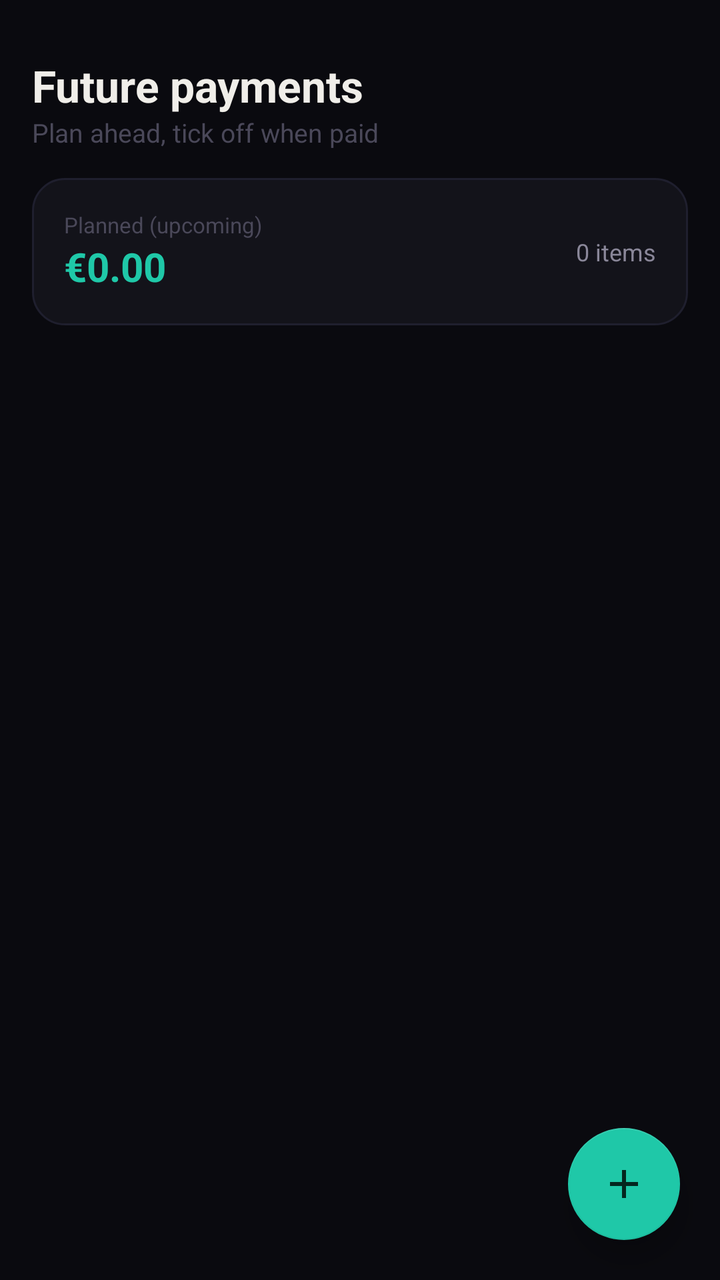
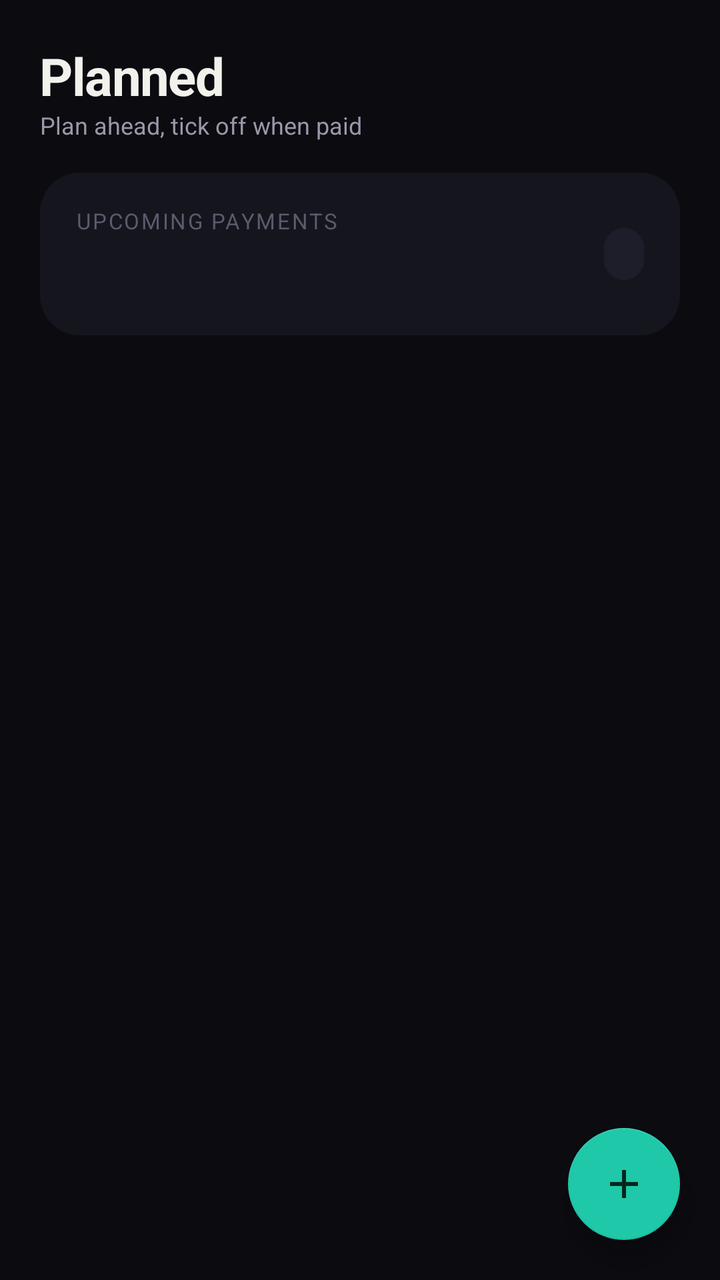

Compare the two renders of this Android layout. The source of the first and the diff that turns it into the second are given below.
<!-- AndroidManifest.xml: application theme Theme.FinanceTracker -->
<!-- res/layout/fragment_planned.xml -->
<?xml version="1.0" encoding="utf-8"?>
<androidx.coordinatorlayout.widget.CoordinatorLayout xmlns:android="http://schemas.android.com/apk/res/android"
    xmlns:app="http://schemas.android.com/apk/res-auto"
    android:layout_width="match_parent"
    android:layout_height="match_parent"
    android:background="@color/bg">

    <LinearLayout android:layout_width="match_parent" android:layout_height="match_parent"
        android:orientation="vertical">

        <LinearLayout android:layout_width="match_parent" android:layout_height="wrap_content"
            android:orientation="vertical" android:paddingHorizontal="16dp"
            android:paddingTop="28dp" android:paddingBottom="8dp">

            <TextView android:layout_width="wrap_content" android:layout_height="wrap_content"
                android:text="Future payments" android:textColor="@color/text_primary"
                android:textSize="22sp" android:textStyle="bold"/>
            <TextView android:layout_width="wrap_content" android:layout_height="wrap_content"
                android:text="Plan ahead, tick off when paid"
                android:textColor="@color/text_muted" android:textSize="13sp" android:layout_marginBottom="14dp"/>

            
            <LinearLayout android:layout_width="match_parent" android:layout_height="wrap_content"
                android:orientation="horizontal" android:gravity="center_vertical"
                android:background="@drawable/card_bordered" android:padding="16dp"
                android:layout_marginBottom="12dp">
                <LinearLayout android:layout_width="0dp" android:layout_height="wrap_content"
                    android:layout_weight="1" android:orientation="vertical">
                    <TextView android:layout_width="wrap_content" android:layout_height="wrap_content"
                        android:text="Planned (upcoming)" android:textColor="@color/text_muted" android:textSize="11sp"/>
                    <TextView android:id="@+id/tv_planned_total"
                        android:layout_width="wrap_content" android:layout_height="wrap_content"
                        android:text="€0.00" android:textColor="@color/accent" android:textSize="20sp" android:textStyle="bold"/>
                </LinearLayout>
                <TextView android:id="@+id/tv_planned_count"
                    android:layout_width="wrap_content" android:layout_height="wrap_content"
                    android:text="0 items" android:textColor="@color/text_secondary" android:textSize="12sp"/>
            </LinearLayout>
        </LinearLayout>

        <androidx.recyclerview.widget.RecyclerView
            android:id="@+id/rv_planned"
            android:layout_width="match_parent"
            android:layout_height="0dp"
            android:layout_weight="1"
            android:paddingHorizontal="16dp"
            android:clipToPadding="false"
            android:paddingBottom="90dp"/>

        <LinearLayout android:id="@+id/empty_state"
            android:layout_width="match_parent" android:layout_height="match_parent"
            android:orientation="vertical" android:gravity="center"
            android:visibility="gone">
            <TextView android:layout_width="wrap_content" android:layout_height="wrap_content"
                android:text="🗓️" android:textSize="44sp" android:layout_marginBottom="10dp"/>
            <TextView android:layout_width="wrap_content" android:layout_height="wrap_content"
                android:text="No planned payments" android:textColor="@color/text_secondary" android:textSize="15sp"/>
            <TextView android:layout_width="wrap_content" android:layout_height="wrap_content"
                android:text="Tap + to plan a future payment" android:textColor="@color/text_muted"
                android:textSize="13sp" android:layout_marginTop="4dp"/>
        </LinearLayout>
    </LinearLayout>

    <com.google.android.material.floatingactionbutton.FloatingActionButton
        android:id="@+id/fab_add_planned"
        android:layout_width="wrap_content" android:layout_height="wrap_content"
        android:layout_gravity="bottom|end"
        android:layout_margin="20dp"
        android:src="@drawable/ic_add"
        app:backgroundTint="@color/accent"
        app:tint="@color/on_accent"
        app:elevation="8dp"/>

</androidx.coordinatorlayout.widget.CoordinatorLayout>
<!-- resources referenced by this layout -->
<resources>
  <color name="bg">#0A0A0F</color>
  <color name="text_muted">#4A4859</color>
  <color name="text_primary">#F0EEE9</color>
  <color name="text_secondary">#8A8799</color>
  <!-- drawable card_bordered (drawable) -->
  <?xml version="1.0" encoding="utf-8"?>
  <shape xmlns:android="http://schemas.android.com/apk/res/android" android:shape="rectangle">
      <corners android:radius="16dp"/>
      <solid android:color="@color/bg_card"/>
      <stroke android:width="1dp" android:color="@color/border"/>
  </shape>
  <!-- drawable ic_add (drawable) -->
  <?xml version="1.0" encoding="utf-8"?>
  <vector xmlns:android="http://schemas.android.com/apk/res/android"
      android:width="24dp" android:height="24dp"
      android:viewportWidth="24" android:viewportHeight="24">
      <path android:fillColor="#000000" android:pathData="M19,13h-6v6h-2v-6H5v-2h6V5h2v6h6v2z"/>
  </vector>
  <style name="Theme.FinanceTracker" parent="Theme.MaterialComponents.DayNight.NoActionBar">
          <item name="colorPrimary">@color/accent</item>
          <item name="colorPrimaryVariant">@color/accent_dark</item>
          <item name="colorOnPrimary">@color/on_accent</item>
          <item name="colorSecondary">@color/income</item>
          <item name="colorOnSecondary">@color/black</item>
          <item name="colorSurface">@color/bg_card</item>
          <item name="colorOnSurface">@color/text_primary</item>
          <item name="android:colorBackground">@color/bg</item>
          <item name="android:windowBackground">@color/bg</item>
          <item name="android:statusBarColor">@color/bg</item>
          <item name="android:navigationBarColor">@color/bg_card</item>
          <item name="android:textColorPrimary">@color/text_primary</item>
          <item name="android:textColorSecondary">@color/text_secondary</item>
  
          
          <item name="alertDialogTheme">@style/FinanceDialog</item>
          <item name="android:alertDialogTheme">@style/FinanceDialog</item>
          <item name="android:datePickerDialogTheme">@style/FinanceDatePicker</item>
      </style>
  <color name="bg_card">#13131A</color>
  <color name="border">#1F1F2E</color>
  <!-- drawable dialog_bg (drawable) -->
  <?xml version="1.0" encoding="utf-8"?>
  <shape xmlns:android="http://schemas.android.com/apk/res/android" android:shape="rectangle">
      <corners android:radius="18dp"/>
      <solid android:color="@color/bg_card"/>
      <stroke android:width="1dp" android:color="@color/border_light"/>
  </shape>
  <color name="border_light">#2A2A3A</color>
  <!-- unchanged entries left out for length: 8 -->
</resources>

<!-- the commit's change to res/layout/fragment_planned.xml (unified diff, before → after) -->
@@ -5,70 +5,44 @@
     android:layout_height="match_parent"
     android:background="@color/bg">
 
-    <LinearLayout android:layout_width="match_parent" android:layout_height="match_parent"
-        android:orientation="vertical">
+    <LinearLayout android:layout_width="match_parent" android:layout_height="match_parent" android:orientation="vertical">
+        <LinearLayout android:layout_width="match_parent" android:layout_height="wrap_content"
+            android:orientation="vertical" android:paddingHorizontal="@dimen/screen_padding" android:paddingTop="24dp">
+            <TextView style="@style/Text.ScreenTitle" android:layout_width="wrap_content" android:layout_height="wrap_content" android:text="@string/planned_title"/>
+            <TextView style="@style/Text.Caption" android:layout_width="wrap_content" android:layout_height="wrap_content"
+                android:text="@string/planned_subtitle" android:layout_marginTop="2dp" android:layout_marginBottom="16dp"/>
 
-        <LinearLayout android:layout_width="match_parent" android:layout_height="wrap_content"
-            android:orientation="vertical" android:paddingHorizontal="16dp"
-            android:paddingTop="28dp" android:paddingBottom="8dp">
-
-            <TextView android:layout_width="wrap_content" android:layout_height="wrap_content"
-                android:text="Future payments" android:textColor="@color/text_primary"
-                android:textSize="22sp" android:textStyle="bold"/>
-            <TextView android:layout_width="wrap_content" android:layout_height="wrap_content"
-                android:text="Plan ahead, tick off when paid"
-                android:textColor="@color/text_muted" android:textSize="13sp" android:layout_marginBottom="14dp"/>
-
-            
-            <LinearLayout android:layout_width="match_parent" android:layout_height="wrap_content"
-                android:orientation="horizontal" android:gravity="center_vertical"
-                android:background="@drawable/card_bordered" android:padding="16dp"
-                android:layout_marginBottom="12dp">
-                <LinearLayout android:layout_width="0dp" android:layout_height="wrap_content"
-                    android:layout_weight="1" android:orientation="vertical">
-                    <TextView android:layout_width="wrap_content" android:layout_height="wrap_content"
-                        android:text="Planned (upcoming)" android:textColor="@color/text_muted" android:textSize="11sp"/>
-                    <TextView android:id="@+id/tv_planned_total"
-                        android:layout_width="wrap_content" android:layout_height="wrap_content"
-                        android:text="€0.00" android:textColor="@color/accent" android:textSize="20sp" android:textStyle="bold"/>
+            <LinearLayout style="@style/Card" android:layout_width="match_parent" android:layout_height="wrap_content"
+                android:orientation="horizontal" android:gravity="center_vertical">
+                <LinearLayout android:layout_width="0dp" android:layout_height="wrap_content" android:layout_weight="1" android:orientation="vertical">
+                    <TextView style="@style/Text.Overline" android:layout_width="wrap_content" android:layout_height="wrap_content" android:text="Upcoming payments"/>
+                    <LinearLayout android:layout_width="wrap_content" android:layout_height="wrap_content" android:orientation="horizontal" android:gravity="bottom" android:layout_marginTop="4dp">
+                        <TextView android:id="@+id/tv_planned_total" style="@style/Text.Stat" android:layout_width="wrap_content" android:layout_height="wrap_content" android:textSize="24sp"/>
+                        <TextView android:id="@+id/tv_planned_income" style="@style/Text.Caption" android:layout_width="wrap_content" android:layout_height="wrap_content"
+                            android:textColor="@color/income" android:textStyle="bold" android:layout_marginStart="8dp" android:layout_marginBottom="3dp"/>
+                    </LinearLayout>
                 </LinearLayout>
-                <TextView android:id="@+id/tv_planned_count"
-                    android:layout_width="wrap_content" android:layout_height="wrap_content"
-                    android:text="0 items" android:textColor="@color/text_secondary" android:textSize="12sp"/>
+                <TextView android:id="@+id/tv_planned_count" style="@style/Text.Caption" android:layout_width="wrap_content" android:layout_height="wrap_content"
+                    android:background="@drawable/pill_bg" android:paddingHorizontal="10dp" android:paddingVertical="6dp"/>
             </LinearLayout>
         </LinearLayout>
 
-        <androidx.recyclerview.widget.RecyclerView
-            android:id="@+id/rv_planned"
-            android:layout_width="match_parent"
-            android:layout_height="0dp"
-            android:layout_weight="1"
-            android:paddingHorizontal="16dp"
-            android:clipToPadding="false"
-            android:paddingBottom="90dp"/>
-
-        <LinearLayout android:id="@+id/empty_state"
-            android:layout_width="match_parent" android:layout_height="match_parent"
-            android:orientation="vertical" android:gravity="center"
-            android:visibility="gone">
-            <TextView android:layout_width="wrap_content" android:layout_height="wrap_content"
-                android:text="🗓️" android:textSize="44sp" android:layout_marginBottom="10dp"/>
-            <TextView android:layout_width="wrap_content" android:layout_height="wrap_content"
-                android:text="No planned payments" android:textColor="@color/text_secondary" android:textSize="15sp"/>
-            <TextView android:layout_width="wrap_content" android:layout_height="wrap_content"
-                android:text="Tap + to plan a future payment" android:textColor="@color/text_muted"
-                android:textSize="13sp" android:layout_marginTop="4dp"/>
-        </LinearLayout>
+        <FrameLayout android:layout_width="match_parent" android:layout_height="0dp" android:layout_weight="1">
+            <androidx.recyclerview.widget.RecyclerView android:id="@+id/rv_planned"
+                android:layout_width="match_parent" android:layout_height="match_parent"
+                android:paddingHorizontal="@dimen/screen_padding" android:paddingBottom="96dp" android:clipToPadding="false"/>
+            <LinearLayout android:id="@+id/empty_state" android:layout_width="match_parent" android:layout_height="match_parent"
+                android:orientation="vertical" android:gravity="center" android:visibility="gone">
+                <TextView android:layout_width="wrap_content" android:layout_height="wrap_content" android:text="🗓️" android:textSize="44sp" android:layout_marginBottom="10dp"/>
+                <TextView style="@style/Text.Body" android:layout_width="wrap_content" android:layout_height="wrap_content" android:text="@string/no_planned" android:textColor="@color/text_secondary"/>
+                <TextView style="@style/Text.Muted" android:layout_width="wrap_content" android:layout_height="wrap_content" android:text="@string/tap_plus_to_plan" android:layout_marginTop="4dp"/>
+            </LinearLayout>
+        </FrameLayout>
     </LinearLayout>
 
-    <com.google.android.material.floatingactionbutton.FloatingActionButton
-        android:id="@+id/fab_add_planned"
+    <com.google.android.material.floatingactionbutton.FloatingActionButton android:id="@+id/fab_add_planned"
         android:layout_width="wrap_content" android:layout_height="wrap_content"
-        android:layout_gravity="bottom|end"
-        android:layout_margin="20dp"
-        android:src="@drawable/ic_add"
-        app:backgroundTint="@color/accent"
-        app:tint="@color/on_accent"
-        app:elevation="8dp"/>
-
+        android:layout_gravity="bottom|end" android:layout_margin="20dp"
+        android:src="@drawable/ic_add" app:backgroundTint="@color/accent" app:tint="@color/on_accent"
+        app:elevation="8dp" android:contentDescription="@string/plan_payment_title"/>
 </androidx.coordinatorlayout.widget.CoordinatorLayout>
<!-- resource entries referenced after the edit -->
@@ -1,23 +1,74 @@
 <!-- resources referenced by this layout -->
 <resources>
-  <color name="bg">#0A0A0F</color>
-  <color name="text_muted">#4A4859</color>
-  <color name="text_primary">#F0EEE9</color>
-  <color name="text_secondary">#8A8799</color>
-  <!-- drawable card_bordered (drawable) -->
-  <?xml version="1.0" encoding="utf-8"?>
-  <shape xmlns:android="http://schemas.android.com/apk/res/android" android:shape="rectangle">
-      <corners android:radius="16dp"/>
-      <solid android:color="@color/bg_card"/>
-      <stroke android:width="1dp" android:color="@color/border"/>
-  </shape>
+  <color name="bg">#0B0B10</color>
+  <color name="text_muted">#5C5A6C</color>
+  <color name="text_primary">#F2F1EC</color>
+  <color name="expense">#FF5C7A</color>
+  <style name="FinanceBottomSheet" parent="Theme.MaterialComponents.DayNight.BottomSheetDialog">
+          <item name="bottomSheetStyle">@style/FinanceBottomSheetStyle</item>
+          <item name="android:navigationBarColor">@color/bg_card</item>
+      </style>
+  <style name="FinanceSnackbar" parent="Widget.MaterialComponents.Snackbar">
+          <item name="backgroundTint">@color/bg_elevated</item>
+      </style>
+  <style name="FinanceSnackbarText" parent="Widget.MaterialComponents.Snackbar.TextView">
+          <item name="android:textColor">@color/text_primary</item>
+      </style>
+  <style name="FinanceSnackbarButton" parent="Widget.MaterialComponents.Button.TextButton.Snackbar">
+          <item name="android:textColor">@color/accent</item>
+      </style>
+  <color name="text_secondary">#9A97A8</color>
+  <dimen name="screen_padding">20dp</dimen>
   <!-- drawable ic_add (drawable) -->
   <?xml version="1.0" encoding="utf-8"?>
   <vector xmlns:android="http://schemas.android.com/apk/res/android"
       android:width="24dp" android:height="24dp"
       android:viewportWidth="24" android:viewportHeight="24">
-      <path android:fillColor="#000000" android:pathData="M19,13h-6v6h-2v-6H5v-2h6V5h2v6h6v2z"/>
+      <path android:fillColor="#FFFFFFFF" android:pathData="M19,13h-6v6h-2v-6H5v-2h6V5h2v6h6v2z"/>
   </vector>
+  <!-- drawable pill_bg (drawable) -->
+  <?xml version="1.0" encoding="utf-8"?>
+  <shape xmlns:android="http://schemas.android.com/apk/res/android" android:shape="rectangle">
+      <corners android:radius="999dp"/>
+      <solid android:color="@color/bg_elevated"/>
+  </shape>
+  <string name="no_planned">No planned payments</string>
+  <string name="plan_payment_title">Plan a payment</string>
+  <string name="planned_subtitle">Plan ahead, tick off when paid</string>
+  <string name="planned_title">Planned</string>
+  <string name="tap_plus_to_plan">Tap + to plan a future payment</string>
+  <style name="Card">
+          <item name="android:background">@drawable/card_bg</item>
+          <item name="android:padding">@dimen/card_padding</item>
+          <item name="android:orientation">vertical</item>
+      </style>
+  <style name="Text.Body">
+          <item name="android:textSize">14sp</item>
+      </style>
+  <style name="Text.Caption">
+          <item name="android:textSize">12sp</item>
+          <item name="android:textColor">@color/text_secondary</item>
+      </style>
+  <style name="Text.Muted">
+          <item name="android:textSize">12sp</item>
+          <item name="android:textColor">@color/text_muted</item>
+      </style>
+  <style name="Text.Overline">
+          <item name="android:textSize">11sp</item>
+          <item name="android:textColor">@color/text_muted</item>
+          <item name="android:letterSpacing">0.08</item>
+          <item name="android:textAllCaps">true</item>
+      </style>
+  <style name="Text.ScreenTitle">
+          <item name="android:textSize">26sp</item>
+          <item name="android:textStyle">bold</item>
+          <item name="android:letterSpacing">-0.02</item>
+      </style>
+  <style name="Text.Stat">
+          <item name="android:textSize">20sp</item>
+          <item name="android:textStyle">bold</item>
+          <item name="android:letterSpacing">-0.02</item>
+      </style>
   <style name="Theme.FinanceTracker" parent="Theme.MaterialComponents.DayNight.NoActionBar">
           <item name="colorPrimary">@color/accent</item>
           <item name="colorPrimaryVariant">@color/accent_dark</item>
@@ -26,28 +77,49 @@
           <item name="colorOnSecondary">@color/black</item>
           <item name="colorSurface">@color/bg_card</item>
           <item name="colorOnSurface">@color/text_primary</item>
+          <item name="colorError">@color/expense</item>
           <item name="android:colorBackground">@color/bg</item>
           <item name="android:windowBackground">@color/bg</item>
           <item name="android:statusBarColor">@color/bg</item>
           <item name="android:navigationBarColor">@color/bg_card</item>
           <item name="android:textColorPrimary">@color/text_primary</item>
           <item name="android:textColorSecondary">@color/text_secondary</item>
+          <item name="android:windowLightStatusBar">false</item>
   
-          
           <item name="alertDialogTheme">@style/FinanceDialog</item>
           <item name="android:alertDialogTheme">@style/FinanceDialog</item>
           <item name="android:datePickerDialogTheme">@style/FinanceDatePicker</item>
+          <item name="bottomSheetDialogTheme">@style/FinanceBottomSheet</item>
+          <item name="snackbarStyle">@style/FinanceSnackbar</item>
+          <item name="snackbarTextViewStyle">@style/FinanceSnackbarText</item>
+          <item name="snackbarButtonStyle">@style/FinanceSnackbarButton</item>
       </style>
-  <color name="bg_card">#13131A</color>
-  <color name="border">#1F1F2E</color>
+  <color name="bg_elevated">#1E1E2A</color>
+  <!-- drawable card_bg (drawable) -->
+  <?xml version="1.0" encoding="utf-8"?>
+  <shape xmlns:android="http://schemas.android.com/apk/res/android" android:shape="rectangle">
+      <corners android:radius="20dp"/>
+      <solid android:color="@color/bg_card"/>
+  </shape>
+  <dimen name="card_padding">18dp</dimen>
+  <color name="bg_card">#15151D</color>
   <!-- drawable dialog_bg (drawable) -->
   <?xml version="1.0" encoding="utf-8"?>
   <shape xmlns:android="http://schemas.android.com/apk/res/android" android:shape="rectangle">
-      <corners android:radius="18dp"/>
+      <corners android:radius="22dp"/>
       <solid android:color="@color/bg_card"/>
       <stroke android:width="1dp" android:color="@color/border_light"/>
   </shape>
-  <color name="border_light">#2A2A3A</color>
+  <style name="FinanceBottomSheetStyle" parent="Widget.MaterialComponents.BottomSheet.Modal">
+          <item name="backgroundTint">@color/bg_card</item>
+          <item name="shapeAppearanceOverlay">@style/FinanceBottomSheetShape</item>
+      </style>
+  <color name="border_light">#2C2C3C</color>
+  <style name="FinanceBottomSheetShape" parent="">
+          <item name="cornerFamily">rounded</item>
+          <item name="cornerSizeTopLeft">24dp</item>
+          <item name="cornerSizeTopRight">24dp</item>
+      </style>
   <!-- unchanged entries left out for length: 8 -->
 </resources>
 
